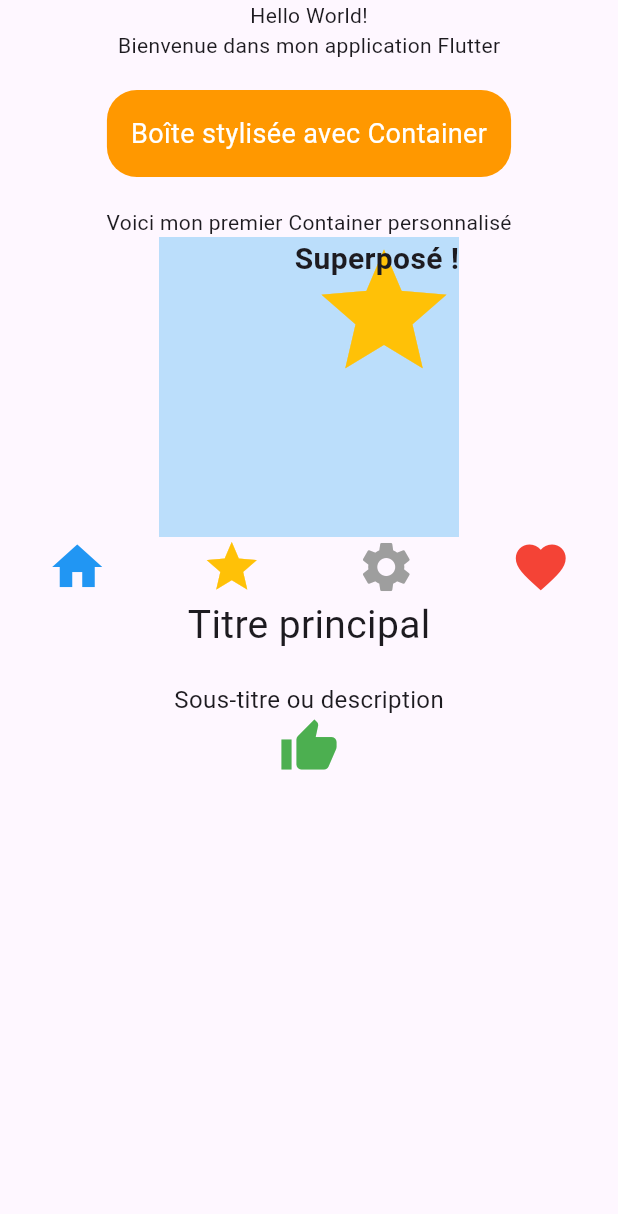
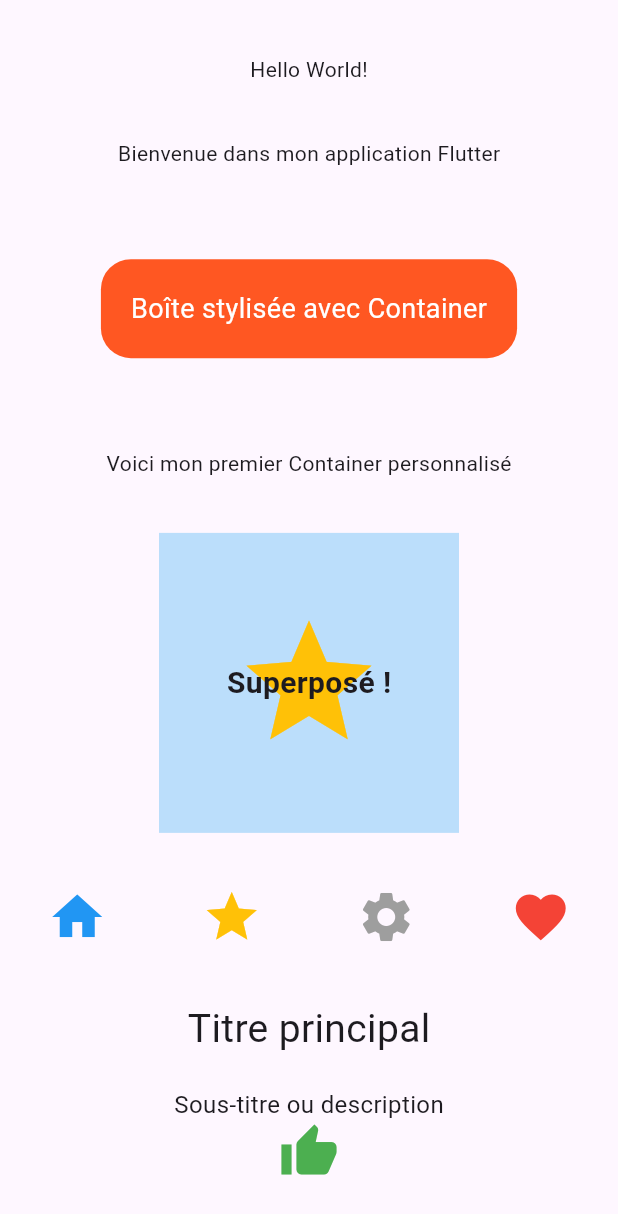
Before and after one commit to maouchimedchafik-lgtm/flutter_app_widgets_base, a Flutter app: the screen it shows after launch, on a phone screen of 412 x 824 dp. Shown: the top 1214 px of the screen. Run offline on Flutter 3.47's test engine with Material 3 defaults, Android fonts, the phone set to English and light mode, and no system bars.

Commit message:
Etape 7 : personnalisation des alignements et des espaces

```diff
--- a/lib/main.dart
+++ b/lib/main.dart
@@ -13,14 +13,16 @@ class MainApp extends StatelessWidget {
     home: Scaffold(
   body: Center(
     child: Column(
+      mainAxisAlignment: MainAxisAlignment.spaceEvenly,
+      crossAxisAlignment: CrossAxisAlignment.center,
       children: [
         Text('Hello World!'),
         Text('Bienvenue dans mon application Flutter'),
         Container(
-  margin: EdgeInsets.all(20),
-  padding: EdgeInsets.all(16),
+  margin: EdgeInsets.all(24),
+  padding: EdgeInsets.all(20),
   decoration: BoxDecoration(
-    color: Colors.orange,
+    color: Colors.deepOrange,
     borderRadius: BorderRadius.circular(20),
   ),
   child: Text(
@@ -33,7 +35,7 @@ class MainApp extends StatelessWidget {
       ),
       Text('Voici mon premier Container personnalisé'),
       Stack(
-  alignment: Alignment.topRight,
+  alignment: Alignment.center,
   children: [
     Container(
       width: 200,
```
